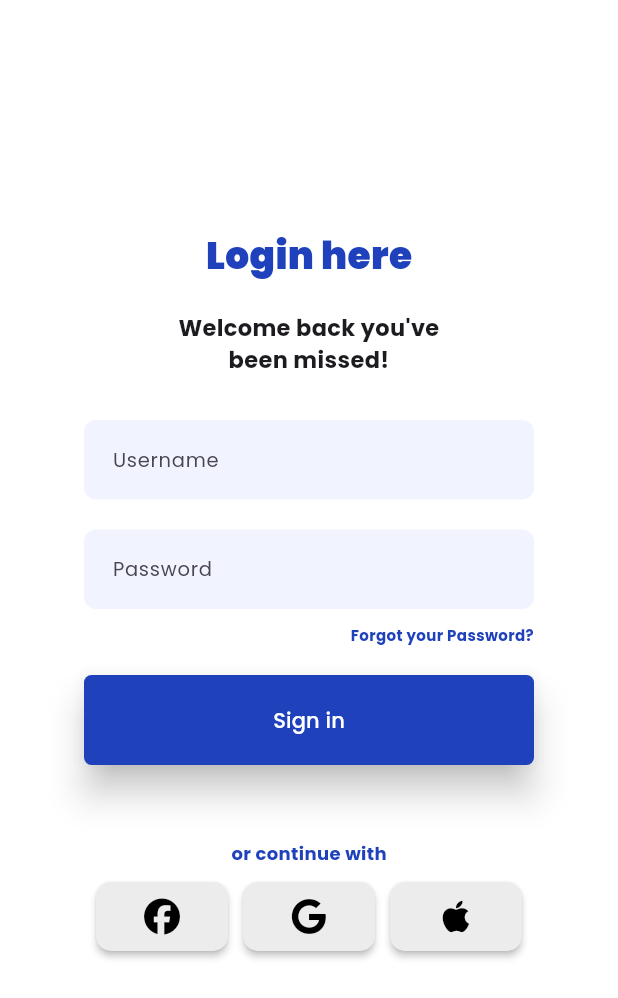
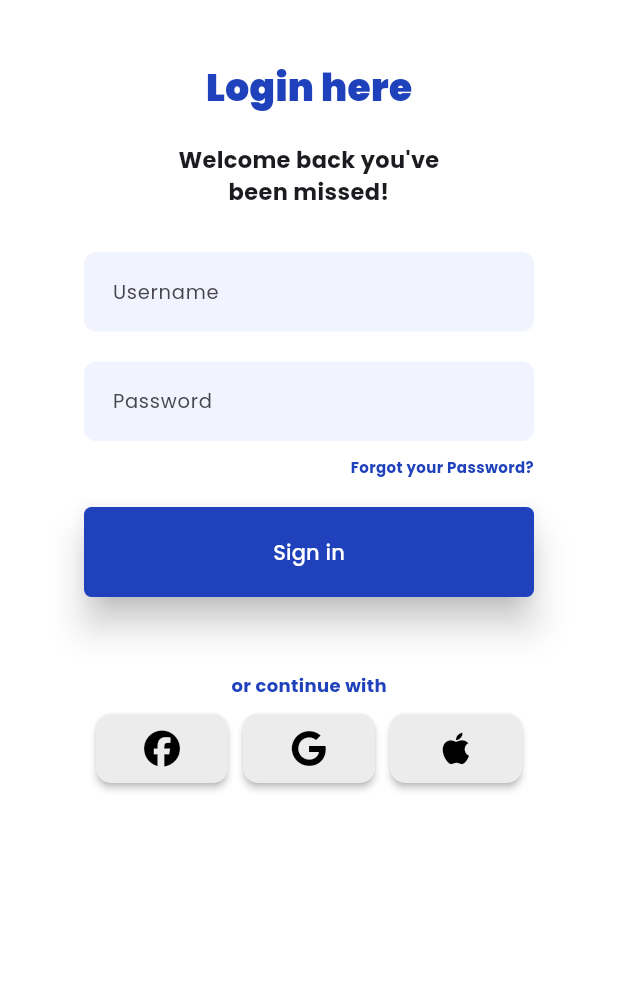
Before and after one commit to kunpaoo/flutter-login-signup, a Flutter app: the screen it shows after launch, after a tap on "Login", on a phone screen of 412 x 824 dp. Shown: the top 998 px of the screen. Run offline on Flutter 3.47's test engine with Material 3 defaults, Android fonts, the phone set to English and light mode, and no system bars; our stand-ins replace font_awesome_flutter, google_fonts, responsive_builder.

Commit message:
fix: landing page overflow, mobile view on login

```diff
--- a/lib/screens/landing.dart
+++ b/lib/screens/landing.dart
@@ -22,11 +22,14 @@ class MobileWidget extends StatelessWidget {
   @override
   Widget build(BuildContext context) {
     return Scaffold(
-        body: Container(
-            child: Column(children: [
-      Image.asset('assets/khun.png',
-          width: 350, // Set the desired width
-          height: 350),
+        body: SingleChildScrollView(
+      child: Container(
+          padding: EdgeInsets.only(bottom: 80),
+          child: Column(
+              mainAxisAlignment: MainAxisAlignment.center,
+              mainAxisSize: MainAxisSize.max,
+              children: [
+                Image.asset('assets/khun.png', width: 350, height: 350),
                 const Text("Discover Your ",
                     style: TextStyle(
                       color: Color.fromRGBO(22, 54, 169, 1),
@@ -52,7 +55,8 @@ class MobileWidget extends StatelessWidget {
                       Navigator.pushNamed(context, '/login');
                     },
                     fillColor: Color.fromRGBO(22, 54, 169, 1),
-          shape: RoundedRectangleBorder(borderRadius: BorderRadius.circular(8)),
+                    shape: RoundedRectangleBorder(
+                        borderRadius: BorderRadius.circular(8)),
                     padding: EdgeInsets.fromLTRB(45, 12, 45, 12),
                     child: const Text("Login",
                         style: TextStyle(
@@ -65,8 +69,8 @@ class MobileWidget extends StatelessWidget {
                     onPressed: () {
                       Navigator.pushNamed(context, '/signup');
                     },
-          shape:
-              RoundedRectangleBorder(borderRadius: BorderRadius.circular(10)),
+                    shape: RoundedRectangleBorder(
+                        borderRadius: BorderRadius.circular(10)),
                     padding: EdgeInsets.fromLTRB(45, 12, 45, 12),
                     child: const Text("Register",
                         style: TextStyle(
@@ -75,7 +79,8 @@ class MobileWidget extends StatelessWidget {
                             fontSize: 16)),
                   )
                 ]),
-    ])));
+              ])),
+    ));
   }
 }
 
@@ -83,7 +88,8 @@ class DesktopWidget extends StatelessWidget {
   @override
   Widget build(BuildContext context) {
     return Scaffold(
-        body: Container(
+        body: SingleChildScrollView(
+      child: Container(
           color: Colors.white,
           child: Row(
             mainAxisAlignment: MainAxisAlignment.center,
@@ -136,6 +142,7 @@ class DesktopWidget extends StatelessWidget {
                 ],
               )
             ],
-            )));
+          )),
+    ));
   }
 }
--- a/lib/screens/login.dart
+++ b/lib/screens/login.dart
@@ -8,7 +8,8 @@ class LoginPage extends StatelessWidget {
   Widget build(BuildContext context) {
     // Size size = MediaQuery.of(context).size;
     return Scaffold(
-      body: ResponsiveBuilder(
+      body: SingleChildScrollView(
+        child: ResponsiveBuilder(
           builder: (context, sizingInformation) {
             if (sizingInformation.deviceScreenType == DeviceScreenType.mobile) {
               return MobileWidget();
@@ -16,6 +17,7 @@ class LoginPage extends StatelessWidget {
               return DesktopWidget();
             }
           },
+        ),
       ),
     );
   }
@@ -62,7 +64,6 @@ class LoginInterface extends StatelessWidget {
   @override
   Widget build(BuildContext context) {
     return Center(
-        child: SingleChildScrollView(
         child: Container(
       width: 400,
       height: 600,
@@ -110,8 +111,8 @@ class LoginInterface extends StatelessWidget {
             minWidth: double.infinity,
             elevation: 10,
             padding: EdgeInsets.all(20),
-              shape: RoundedRectangleBorder(
-                  borderRadius: BorderRadius.circular(5)),
+            shape:
+                RoundedRectangleBorder(borderRadius: BorderRadius.circular(5)),
             child: Text(
               "Sign in",
               style: TextStyle(color: Colors.white),
@@ -128,7 +129,6 @@ class LoginInterface extends StatelessWidget {
           SizedBox(height: 10),
           SocialIconsWidget(),
         ],
-        ),
       ),
     ));
   }
```
Lines whose indentation alone changed are shown as unchanged.
